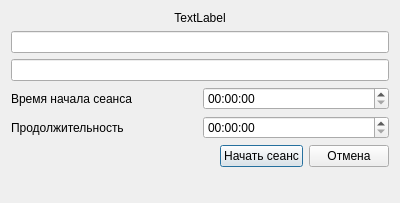
Above: Course/Course/PageViewModels/newseanswindow.ui from albert22o/VisualProgramming2 before the change. Below: the same form after it.
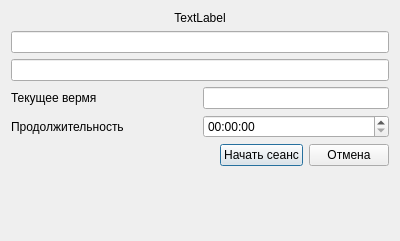
That is the form after the change. Icons and pictures are not drawn.

What changed in the file:
```diff
--- a/Course/Course/PageViewModels/newseanswindow.ui
+++ b/Course/Course/PageViewModels/newseanswindow.ui
@@ -7,7 +7,7 @@
     <x>0</x>
     <y>0</y>
     <width>400</width>
-    <height>203</height>
+    <height>241</height>
    </rect>
   </property>
   <property name="windowTitle">
@@ -45,16 +45,20 @@
       </layout>
      </item>
      <item>
-      <layout class="QHBoxLayout" name="horizontalLayout_2">
+      <layout class="QHBoxLayout" name="horizontalLayout_2" stretch="1,1">
        <item>
         <widget class="QLabel" name="label">
          <property name="text">
-          <string>Время начала сеанса</string>
+          <string>Текущее вермя </string>
          </property>
         </widget>
        </item>
        <item>
-        <widget class="QTimeEdit" name="startOfLease"/>
+        <widget class="QLineEdit" name="currentTime">
+         <property name="alignment">
+          <set>Qt::AlignmentFlag::AlignLeading|Qt::AlignmentFlag::AlignLeft|Qt::AlignmentFlag::AlignVCenter</set>
+         </property>
+        </widget>
        </item>
       </layout>
      </item>
```
Left out of the diff: 7 changed lines with no effect on the pictures.
